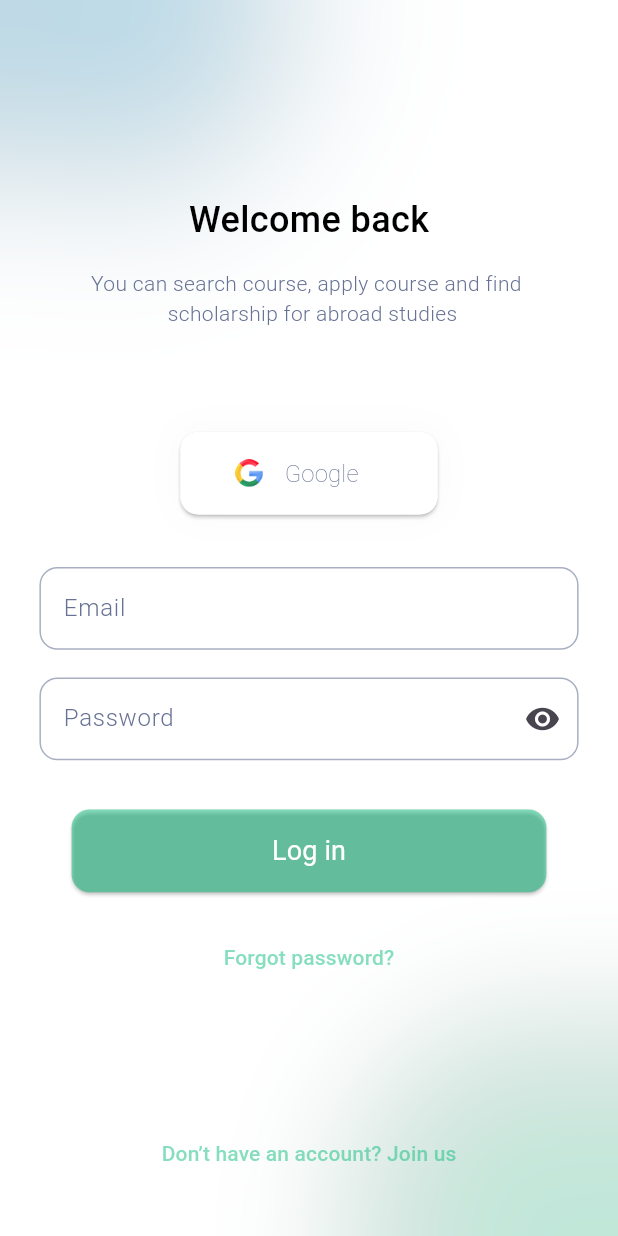
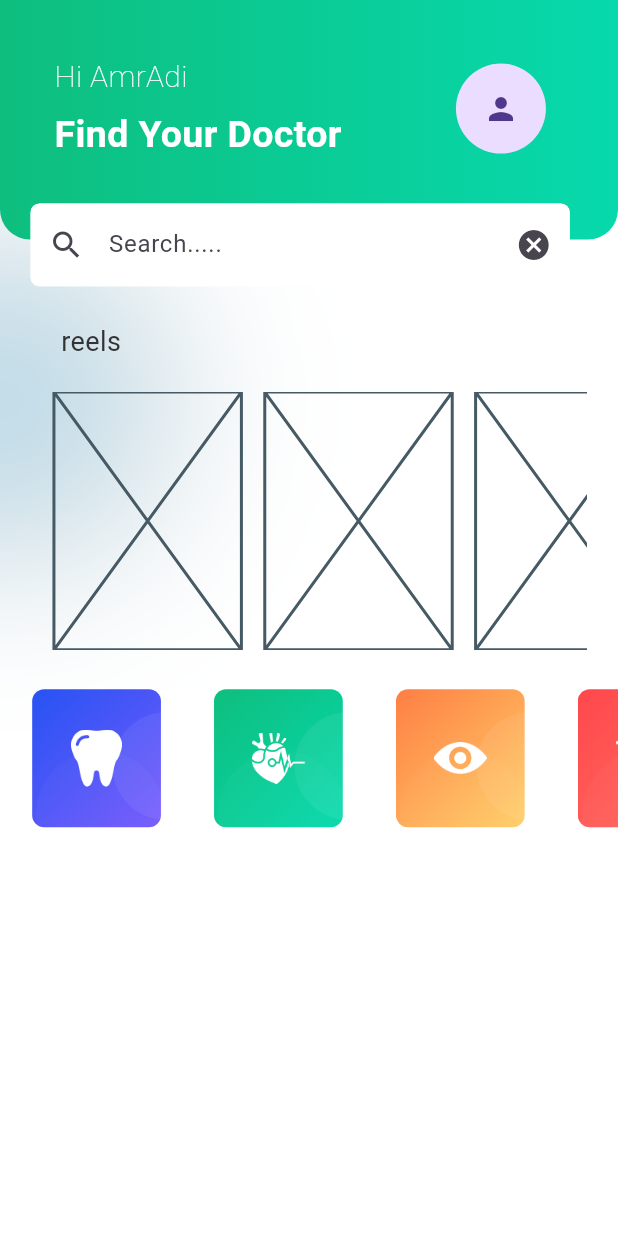
Before and after one commit to amradi6/salamtak, a Flutter app: the LoginScreen screen opened by its route, after a tap on "Log in", on a phone screen of 412 x 824 dp. Run offline on Flutter 3.47's test engine with Material 3 defaults, Android fonts, the phone set to English and light mode, and no system bars; Roboto replaces fonts that are missing (Rubik).

Commit message:
feat: Implement Home Screen UI
This commit introduces the initial UI for the Home Screen.

Key features:
- **`HomeScreen` widget:** Displays user information, a search bar, a horizontal list for "reels" (placeholder), and a horizontal list of medical classifications.
- **`CustomIconsForClassification` widget:** A reusable widget to display icons for different medical classifications with a gradient background and decorative circular elements.
- **Navigation:** Added a route for the Home Screen (`/home`) and updated the Login Screen to navigate to the Home Screen upon successful login.
- **Assets:** Added new image assets for the medical classification icons (teeth, heart, eye, digestive).
- **Styling:** Includes background blur effects, gradients, and specific text styles.

```diff
--- a/frontend/salamtak/lib/core/router/app_routes.dart
+++ b/frontend/salamtak/lib/core/router/app_routes.dart
@@ -1,6 +1,7 @@
 import 'package:flutter/material.dart';
 import 'package:salamtak/features/auth/views/login_screen.dart';
 import 'package:salamtak/features/auth/views/signup_screen.dart';
+import 'package:salamtak/features/home/views/home_screen.dart';
 import 'package:salamtak/features/onboarding/views/onboarding_screen_01.dart';
 import 'package:salamtak/features/onboarding/views/onboarding_screen_02.dart';
 import 'package:salamtak/features/onboarding/views/onboarding_screen_03.dart';
@@ -22,6 +23,8 @@ class AppRoutes {
         return createRoute(screen: SignupScreen());
       case "/login":
         return createRoute(screen: LoginScreen());
+      case "/home":
+        return createRoute(screen: HomeScreen());
 
       default:
         return MaterialPageRoute(
--- a/frontend/salamtak/lib/features/auth/views/login_screen.dart
+++ b/frontend/salamtak/lib/features/auth/views/login_screen.dart
@@ -131,7 +131,9 @@ class LoginScreen extends StatelessWidget {
                     ],
                   ),
                   SizedBox(height: size.height*0.0397367),
-                  CustomElevatedButton(onPressed: () {}, text: "Log in", size: size),
+                  CustomElevatedButton(onPressed: () {
+                    Navigator.pushReplacementNamed(context, "/home");
+                  }, text: "Log in", size: size),
                   SizedBox(height: size.height*0.023593),
                   CustomTextButton(text: "Forgot password?", onPressed: () {
                     ForgotScreen.showForgotPasswordSheet(context);
--- /dev/null
+++ b/frontend/salamtak/lib/features/home/views/home_screen.dart
@@ -0,0 +1,242 @@
+import 'dart:ui';
+
+import 'package:flutter/material.dart';
+import 'package:salamtak/features/home/widgets/custom_icons_for_classification.dart .dart';
+
+class HomeScreen extends StatelessWidget {
+  const HomeScreen({super.key});
+
+  @override
+  Widget build(BuildContext context) {
+    final size = MediaQuery.of(context).size;
+
+    return Scaffold(
+      backgroundColor: Color(0XFFFFFFFF),
+      body: SizedBox(
+        height: double.infinity,
+        child: Stack(
+          children: [
+            Positioned(
+              top: size.height * 0.1838,
+              left: size.width * -0.265625,
+              child: Stack(
+                children: [
+                  Container(
+                    width: size.width * 0.56,
+                    height: size.width * 0.56,
+                    decoration: const BoxDecoration(
+                      shape: BoxShape.circle,
+                      gradient: RadialGradient(
+                        colors: [Color(0x8061CEFF), Colors.transparent],
+                        radius: 0.8,
+                      ),
+                    ),
+                  ),
+                  Positioned.fill(
+                    child: BackdropFilter(
+                      filter: ImageFilter.blur(sigmaX: 40, sigmaY: 40),
+                      child: Container(color: Colors.transparent),
+                    ),
+                  ),
+                ],
+              ),
+            ),
+
+            Positioned(
+              top: size.height * 1.1697,
+              left: size.width * 0.4896,
+              child: Stack(
+                children: [
+                  Container(
+                    width: size.width*0.630208,
+                    height: size.width*0.630208,
+                    decoration: const BoxDecoration(
+                      shape: BoxShape.circle,
+                      gradient: RadialGradient(
+                        colors: [Color(0x480EBE7E), Colors.transparent],
+                        radius: 0.8,
+                      ),
+                    ),
+                  ),
+                  Positioned.fill(
+                    child: BackdropFilter(
+                      filter: ImageFilter.blur(sigmaX: 40, sigmaY: 40),
+                      child: Container(color: Colors.transparent),
+                    ),
+                  ),
+                ],
+              ),
+            ),
+
+            Container(
+              width: double.infinity,
+              height: size.height * 0.19371662,
+              decoration: BoxDecoration(
+                gradient: LinearGradient(
+                  colors: [Color(0XFF0EBE7E), Color(0XFF07D9AD)],
+                ),
+                borderRadius: BorderRadius.vertical(
+                  bottom: Radius.circular(20),
+                ),
+              ),
+            ),
+
+            Positioned(
+              top: size.height * 0.0447038,
+              left: size.width * 0.049479166,
+              child: Column(
+                children: [
+                  Row(
+                    mainAxisAlignment: MainAxisAlignment.spaceBetween,
+                    children: [
+                      Column(
+                        crossAxisAlignment: CrossAxisAlignment.start,
+                        children: [
+                          Text(
+                            "Hi AmrAdi",
+                            style: TextStyle(
+                              fontSize: 20,
+                              fontWeight: FontWeight.w200,
+                              fontFamily: "Rubik",
+                              color: Color(0XFFFAFAFA),
+                              decoration:
+                              TextDecoration.none, // Removed underline
+                            ),
+                          ),
+                          SizedBox(height: size.height * 0.0074506),
+                          Text(
+                            "Find Your Doctor",
+                            style: TextStyle(
+                              fontSize: 25,
+                              fontWeight: FontWeight.bold,
+                              fontFamily: "Rubik",
+                              color: Color(0XFFFFFFFF),
+                              decoration:
+                              TextDecoration.none, // Removed underline
+                            ),
+                          ),
+                        ],
+                      ),
+                      SizedBox(width: size.width * 0.18489583),
+                      CircleAvatar(radius: 30, child: Icon(Icons.person)),
+                    ],
+                  ),
+                  SizedBox(height: size.height * 0.0335278),
+                  SizedBox(
+                    width: size.width * 0.872395,
+                    height: size.height * 0.0670557,
+                    child: TextFormField(
+                      keyboardType: TextInputType.text,
+                      cursorColor: Color(0XFF0EBE7E),
+                      decoration: InputDecoration(
+                        filled: true,
+                        fillColor: Color(0XFFFFFFFF),
+                        prefixIcon: Icon(Icons.search),
+                        hintText: "Search..... ",
+                        suffixIcon: Icon(Icons.cancel),
+                        border: OutlineInputBorder(
+                          borderSide: BorderSide(color: Color(0xFFFFFFFF)),
+                          borderRadius: BorderRadius.all(Radius.circular(6)),
+                        ),
+                        focusedBorder: OutlineInputBorder(
+                          borderSide: BorderSide(color: Color(0xFFFFFFFF)),
+                          borderRadius: BorderRadius.all(Radius.circular(6)),
+                        ),
+                        disabledBorder: OutlineInputBorder(
+                          borderSide: BorderSide(color: Color(0xFFFFFFFF)),
+                          borderRadius: BorderRadius.all(Radius.circular(6)),
+                        ),
+                        enabledBorder: OutlineInputBorder(
+                          borderSide: BorderSide(color: Color(0xFFFFFFFF)),
+                          borderRadius: BorderRadius.all(Radius.circular(6)),
+                        ),
+                      ),
+                    ),
+                  ),
+                ],
+              ),
+            ),
+
+            Positioned(
+              top: size.height*0.2607723,
+              left: size.width*0.04947916,
+              child: Column(
+                crossAxisAlignment: CrossAxisAlignment.start,
+                mainAxisSize: MainAxisSize.max,
+                children: [
+                  Padding(
+                    padding:  EdgeInsets.only(left: size.width*0.04947916),
+                    child: Text(
+                      "reels",
+                      style: TextStyle(
+                        fontSize: 18,
+                        fontFamily: "Rubik",
+                        fontWeight: FontWeight.w400,
+                        color: Color(0XFF333333),
+                      ),
+                    ),
+                  ),
+                  SizedBox(
+                      height: size.height*0.02483546
+                  ),
+                  SizedBox(
+                    height: size.height * 0.208617906,
+                    width:size.width * 0.9,
+                    child: ListView.builder(
+                      itemCount: 20,
+                      physics: const BouncingScrollPhysics(),
+                      scrollDirection: Axis.horizontal,
+                      itemBuilder: (context, index) {
+                        return Container(
+                          height: size.height*0.208617906,
+                          width: size.width*0.303333,
+                          margin: EdgeInsets.only(left: size.width*0.03781),
+                          decoration: BoxDecoration(
+                            borderRadius: BorderRadius.all(
+                              Radius.circular(10),
+                            ),
+                          ),
+                          child: Placeholder(),
+                        );
+                      },
+                    ),
+                  ),
+                ],
+              ),
+            ),
+
+            Positioned(
+              left: size.width*0.0520833,
+              top: size.height*0.55755619,
+              child: SizedBox(
+                height: size.height*0.14777101,
+                width: size.width*1.0130208,
+                child: ListView(
+                  scrollDirection: Axis.horizontal,
+                  children: [
+                    CustomIconsForClassification(size: size, color: [
+                      Color(0XFF2753F3),
+                      Color(0XFF765AFC),
+                    ], image: "assets/images/teeth.png",),
+                    CustomIconsForClassification(size: size, color: [
+                      Color(0XFF0EBE7E),
+                      Color(0XFF07D9AD),
+                    ], image: "assets/images/heart.png",),
+                    CustomIconsForClassification(size: size, color: [
+                      Color(0XFFFE7F44),
+                      Color(0XFFFFCF68),
+                    ], image: "assets/images/eye.png",),
+                    CustomIconsForClassification(size: size, color: [
+                      Color(0XFFFF484C),
+                      Color(0XFFFF6C60),
+                    ], image: "assets/images/Digestive.png",),
+                  ],
+                ),
+              ),
+            ),
+          ],
+        ),
+      ),
+    );
+  }
+}
--- /dev/null
+++ b/frontend/salamtak/lib/features/home/widgets/custom_icons_for_classification.dart .dart
@@ -0,0 +1,69 @@
+import 'package:flutter/material.dart';
+
+class CustomIconsForClassification extends StatelessWidget {
+  const CustomIconsForClassification({
+    super.key,
+    required this.size,
+    required this.color,
+    required this.image,
+  });
+
+  final Size size;
+  final List<Color> color;
+  final String image;
+
+  @override
+  Widget build(BuildContext context) {
+    return SizedBox(
+      height: size.height * 0.147771017,
+      width: size.width * 0.29427083,
+      child: Stack(
+        children: [
+          Container(
+            width: size.width * 0.20833333,
+            height: size.height * 0.1117595,
+            decoration: BoxDecoration(
+              borderRadius: BorderRadius.all(Radius.circular(8)),
+              gradient: LinearGradient(
+                colors: color,
+                begin: Alignment.topLeft,
+                end: Alignment.bottomRight,
+              ),
+            ),
+            child: Center(
+              child: Image.asset(
+                image,
+                width: size.width * 0.0859375,
+                height: size.height * 0.04631814,
+              ),
+            ),
+          ),
+          Positioned(
+            top: size.height * 0.01862659,
+            left: size.width * 0.1302083,
+            child: Container(
+              width: size.width * 0.17447916,
+              height: size.width * 0.17447916,
+              decoration: BoxDecoration(
+                color: Color(0X10FFFFFF),
+                shape: BoxShape.circle,
+              ),
+            ),
+          ),
+          Positioned(
+            top: size.height * 0.04967093,
+            left: size.width * 0.0062088,
+            child: Container(
+              width: size.width * 0.20833333,
+              height: size.width * 0.20833333,
+              decoration: BoxDecoration(
+                color: Color(0X06FFFFFF),
+                shape: BoxShape.circle,
+              ),
+            ),
+          ),
+        ],
+      ),
+    );
+  }
+}
```
Also changed, not shown: frontend/salamtak/assets/images/Digestive.png (added), frontend/salamtak/assets/images/eye.png (added), frontend/salamtak/assets/images/heart.png (added), frontend/salamtak/assets/images/teeth.png (added).
